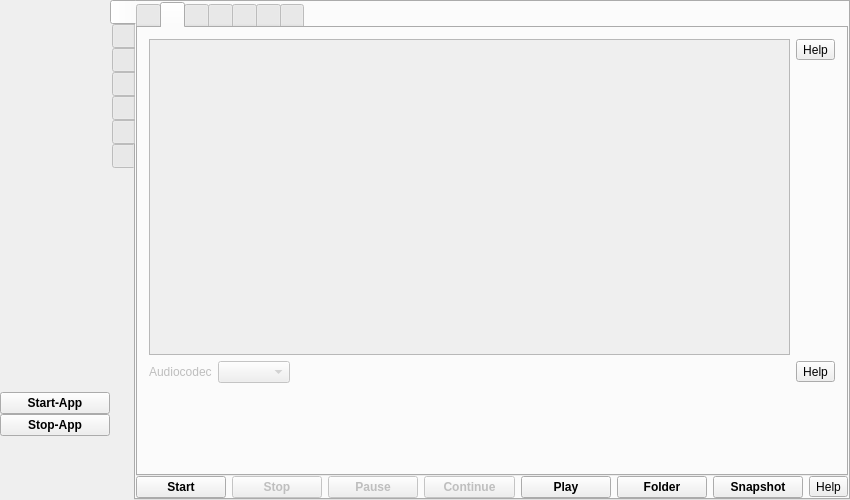
This is src/formMainWindow.ui in vkohaupt/vokoscreenNG as Qt 5 draws it before an edit. The edited form follows.
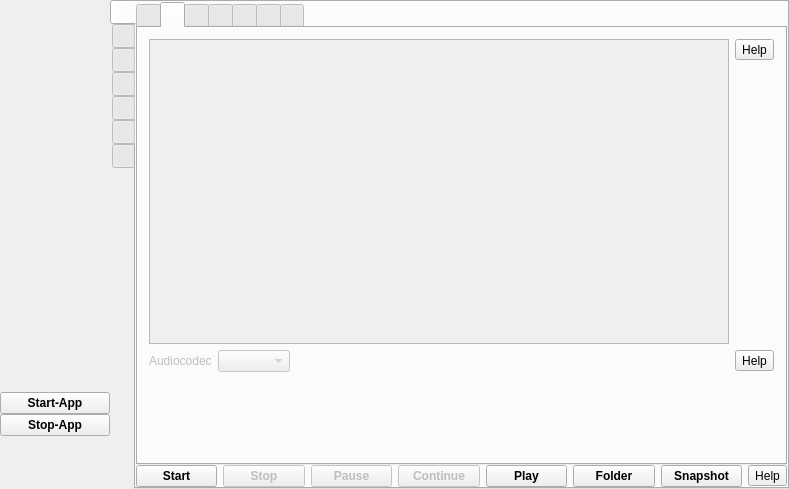
This is the edited form. The open tabs and pages were chosen to show the change. Icons and pictures are not drawn.

The edit to the form file:
```diff
--- a/src/formMainWindow.ui
+++ b/src/formMainWindow.ui
@@ -6,8 +6,8 @@
    <rect>
     <x>0</x>
     <y>0</y>
-    <width>850</width>
-    <height>500</height>
+    <width>789</width>
+    <height>489</height>
    </rect>
   </property>
   <property name="windowTitle">
@@ -1210,8 +1210,8 @@
                      <rect>
                       <x>0</x>
                       <y>0</y>
-                      <width>633</width>
-                      <height>258</height>
+                      <width>572</width>
+                      <height>247</height>
                      </rect>
                     </property>
                     <layout class="QVBoxLayout" name="verticalLayoutAudioDevices"/>
```
Left out of the diff: 4 changed lines with no effect on the pictures.
